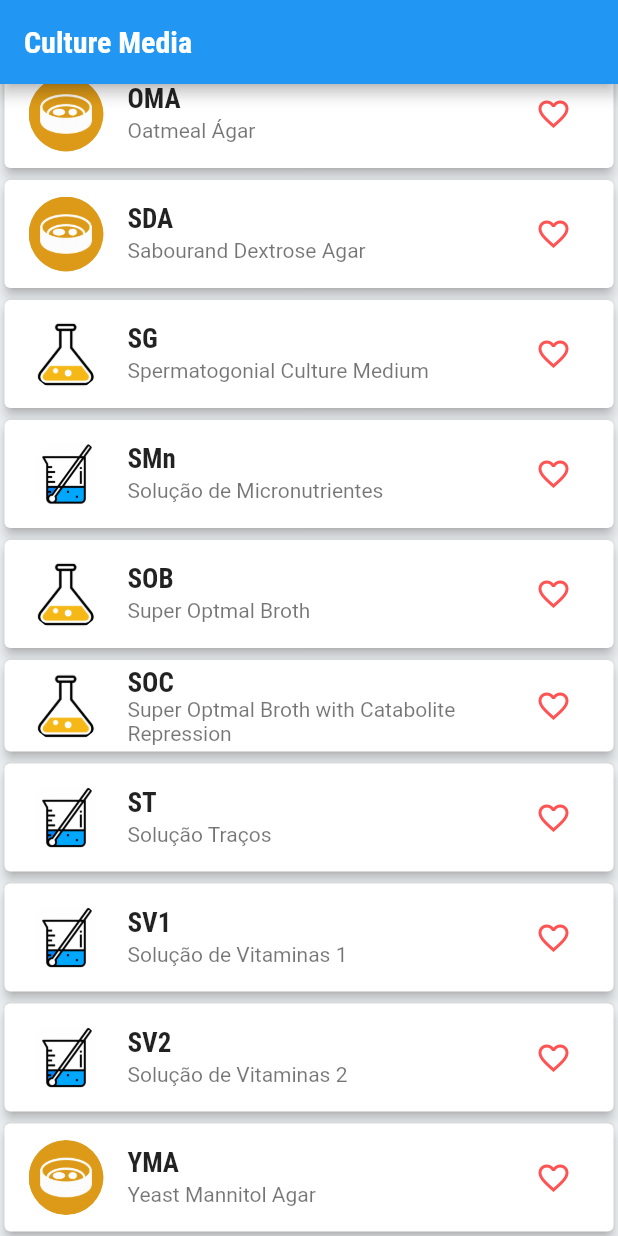
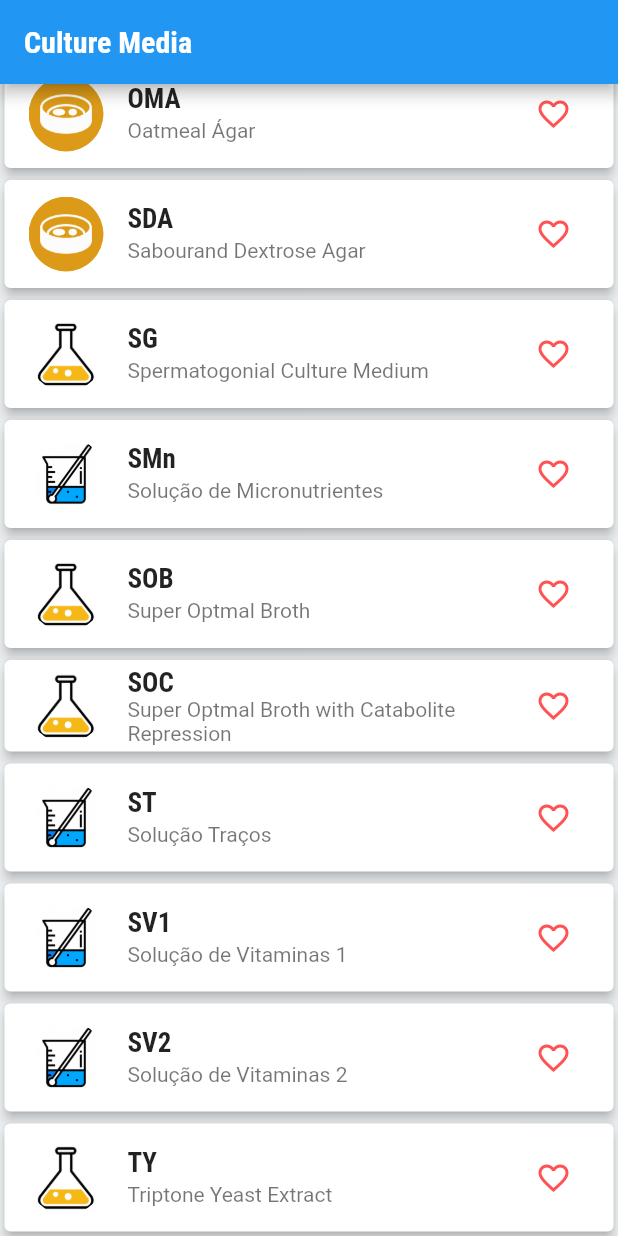
Before and after one commit to Godrigos/mediadb, a Flutter app: the screen it shows after launch, scrolled down 1485 dp, on a phone screen of 412 x 824 dp. Run offline on Flutter 3.47's test engine with Material 2 defaults, Android fonts, the phone set to English and light mode, and no system bars; generated files the repository leaves out were written again.

Commit message:
more media

```diff
--- a/lib/data/media.dart
+++ b/lib/data/media.dart
@@ -669,6 +669,25 @@ List<Medium> media = [
     isComplement: true,
   ),
   Medium(
+    initials: 'TY',
+    longName: 'Triptone Yeast Extract',
+    ingredients: {
+      'Triptona': Quantity(amount: 5, unit: 'g'),
+      'Extrato de Levedura': Quantity(amount: 3, unit: 'g'),
+      'MgSO₄': Quantity(amount: 2, unit: 'g'),
+      'dH₂O': Quantity(amount: 1, unit: 'L'),
+    },
+    steps: [
+      'Adicionar os ingredientes em 800mL de água destilada.',
+      'Misturar bem até diluir todos os ingredientes.',
+      'Completar o volume para 1 litro.',
+      'Ajustar o pH conforme necessário.',
+      'Esterilizar em autoclave por 20 minutos a 121 ℃.',
+      'Armazenar à temperatura ambiente.',
+    ],
+    mediumState: PhysicalState.liquid,
+  ),
+  Medium(
     initials: 'YES',
     longName: 'Yeast Extract Sucrose',
     ingredients: {
```
